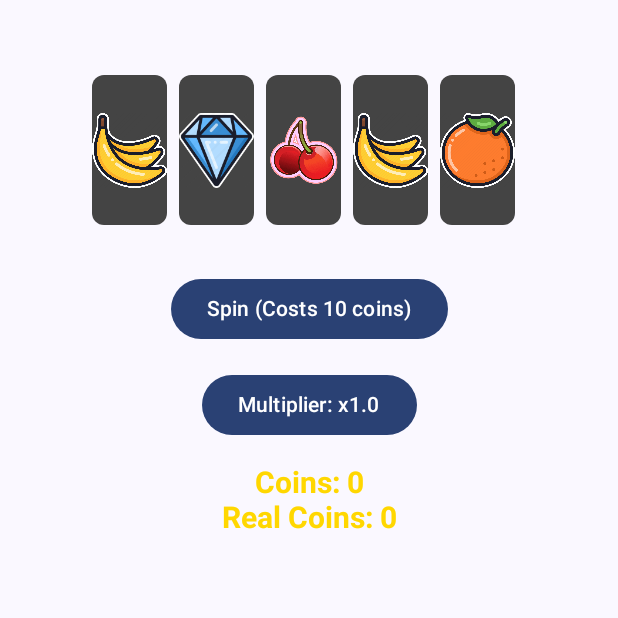
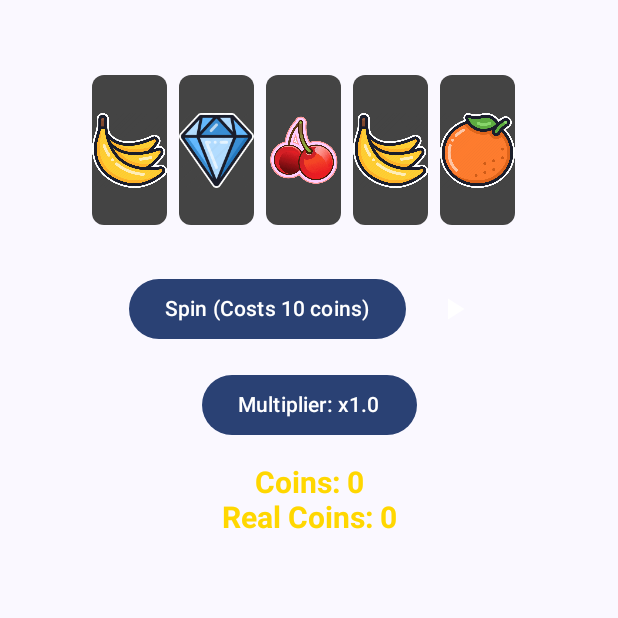
Before and after one commit to PetrosGrammatikakis/SlotMachineApp1.2, an Android app built with Jetpack Compose: the composable SlotMachine shown on its own in the app's theme, after a tap on an icon or button, on a phone screen of 412 x 824 dp, the top half of it. Run offline under Robolectric (Android 15) with nearby library versions, the phone set to English and light mode, and no system bars.

Commit message:
feat: Add auto-spin functionality and documentation
- Implemented toggleable auto-spin feature in the slot machine game screen.
- Added CHANGELOG.md to track project changes.
- Added NewKnowledgeBase.md and documented overall program flow, logic, theme files, and test files.

```diff
--- a/app/src/main/java/com/example/slotmachineapp/MainActivity.kt
+++ b/app/src/main/java/com/example/slotmachineapp/MainActivity.kt
@@ -49,10 +49,16 @@ import androidx.compose.foundation.layout.padding
 import androidx.compose.foundation.layout.fillMaxWidth
 import androidx.compose.foundation.layout.height
 import androidx.compose.foundation.layout.fillMaxSize
+import androidx.compose.foundation.layout.Arrangement
 import androidx.compose.foundation.layout.Column
-import androidx.compose.foundation.layout.Arrangement
+import androidx.compose.foundation.layout.Row
 import androidx.compose.foundation.rememberScrollState
 import androidx.compose.foundation.verticalScroll
+import androidx.compose.material.icons.Icons
+import androidx.compose.material.icons.filled.Pause
+import androidx.compose.material.icons.filled.PlayArrow
+import androidx.compose.material3.Icon
+import androidx.compose.material3.IconButton
 
 // MainActivity class, the entry point of the Android application
 class MainActivity : ComponentActivity() {
@@ -583,11 +589,25 @@ fun SlotMachine(
     var multiplier by remember { mutableFloatStateOf(1.0f) }
     var selectedRisk by remember { mutableIntStateOf(10) }
     var showMultiplierDialog by remember { mutableStateOf(false) }
+    var autoSpinning by remember { mutableStateOf(false) } // State for auto-spin
 
-    // Effect for spinning the reels
+    // Effect for manual spinning the reels
     LaunchedEffect(spinning) {
-        if (spinning && coins.value >= selectedRisk) {
-            coins.value -= selectedRisk // Deduct selected coins from the user's balance
+        // This effect now only handles the consequences of a spin starting
+        if (spinning) {
+            // Check for sufficient coins *before* proceeding with the spin logic
+            if (coins.value < selectedRisk) {
+                coroutineScope.launch {
+                    snackbarHostState.showSnackbar("Not enough coins to spin!")
+                    spinning = false // Stop the spin if not enough coins
+                    autoSpinning = false // Also stop auto-spin
+                }
+                return@LaunchedEffect // Exit the effect early
+            }
+
+            coins.value -= selectedRisk // Deduct selected coins *only if* enough coins
+
+            // Launch coroutines to spin each reel and collect results
 
             // Launch coroutines to spin each reel and collect results
             val results = mutableListOf<List<Int>>()
@@ -619,22 +639,59 @@ fun SlotMachine(
                     }
                 }
             }
-        } else if (spinning) {
-            coroutineScope.launch {
-                snackbarHostState.showSnackbar("Not enough coins to spin!")
-                spinning = false
+        }
+        // Note: The check for insufficient coins was moved inside the spinning block
+        // to ensure it happens before deducting coins and starting the animation.
+    }
+
+    // Effect for auto-spinning logic
+    LaunchedEffect(autoSpinning) {
+        if (autoSpinning) {
+            while (autoSpinning) { // Loop while auto-spin is enabled
+                if (!spinning && coins.value >= selectedRisk) {
+                    // Only start a spin if not already spinning and enough coins
+                    spinning = true // Trigger the spin
+                } else if (!spinning && coins.value < selectedRisk) {
+                    // If not spinning but not enough coins, stop auto-spin
+                    coroutineScope.launch {
+                        snackbarHostState.showSnackbar("Not enough coins for auto-spin. Stopping.")
+                    }
+                    autoSpinning = false // Turn off auto-spin
+                }
+                // Wait a short time before checking again, prevents tight loop if spinning is true
+                delay(100)
             }
         }
     }
+
 
     // Column composable for the slot machine UI
     Column(horizontalAlignment = Alignment.CenterHorizontally, modifier = Modifier.fillMaxSize()) {
         Spacer(modifier = Modifier.height(50.dp))
         ReelsView(reels)
         Spacer(modifier = Modifier.height(32.dp))
-        Button(onClick = { spinning = true }) {
-            Text("Spin (Costs $selectedRisk coins)")
+
+        // Row for Spin and Auto-Spin buttons
+        Row(verticalAlignment = Alignment.CenterVertically) {
+            Button(onClick = {
+                if (!spinning) { // Prevent clicking spin if already spinning
+                    autoSpinning = false // Stop auto-spin if manual spin is clicked
+                    spinning = true
+                }
+            }) {
+                Text("Spin (Costs $selectedRisk coins)")
+            }
+            Spacer(modifier = Modifier.width(8.dp))
+            // Auto-spin toggle button
+            IconButton(onClick = { autoSpinning = !autoSpinning }) {
+                Icon(
+                    imageVector = if (autoSpinning) Icons.Filled.Pause else Icons.Filled.PlayArrow,
+                    contentDescription = if (autoSpinning) "Pause Auto-Spin" else "Start Auto-Spin",
+                    tint = Color.White // Make icon visible against potentially dark backgrounds
+                )
+            }
         }
+
 
         Spacer(modifier = Modifier.height(16.dp))
         Button(onClick = { showMultiplierDialog = true }) {
```
Also changed, not shown: 2 other files.
